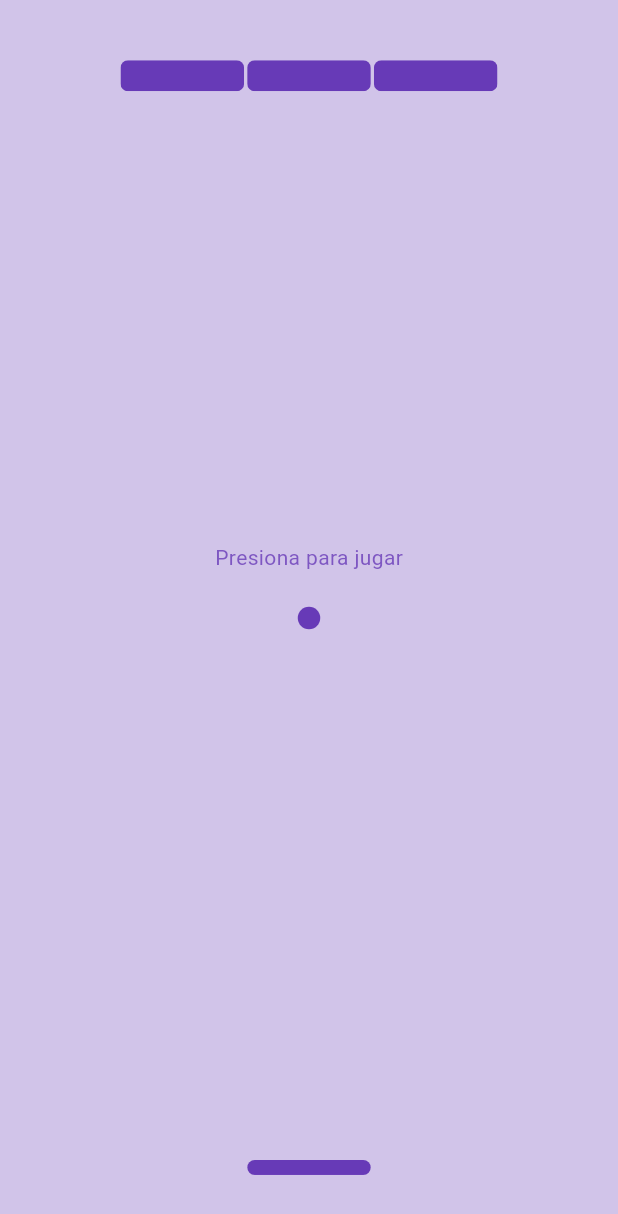
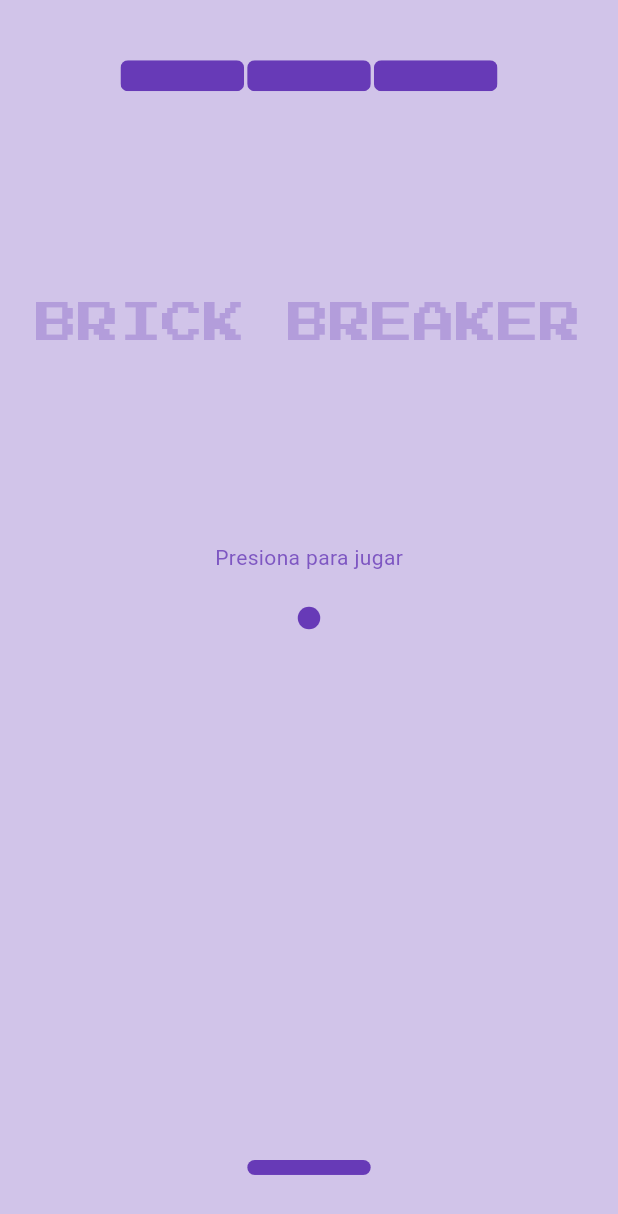
Before and after one commit to MatiasCaamal/brick_breaker, a Flutter app: the screen it shows after launch, on a phone screen of 412 x 824 dp. Shown: the top 1214 px of the screen. Run offline on Flutter 3.47's test engine with Material 3 defaults, Android fonts, the phone set to English and light mode, and no system bars; our stand-ins replace google_fonts.

Commit message:
BrickBreaker_finished

```diff
--- a/lib/coverscreen.dart
+++ b/lib/coverscreen.dart
@@ -1,20 +1,35 @@
 import 'package:flutter/material.dart';
+import 'package:google_fonts/google_fonts.dart';
 
 class CoverScreen extends StatelessWidget {
   final bool hasGameStarted;
+  final bool isGameOver;
 
-  CoverScreen({required this.hasGameStarted});
+  static var gameFont = GoogleFonts.pressStart2p(
+      textStyle: TextStyle(
+          color: Colors.deepPurple[600], letterSpacing: 0, fontSize: 28));
+
+  CoverScreen({required this.hasGameStarted, required this.isGameOver});
 
   @override
   Widget build(BuildContext context) {
     return hasGameStarted
         ? Container()
-        : Container(
-            alignment: Alignment(0, -0.1),
-            child: Text(
-              'Presiona para jugar',
-              style: TextStyle(color: Colors.deepPurple[400]),
-            ),
+        : Stack(
+            children: [
+              Container(
+                alignment: Alignment(0, -0.5),
+                child: Text(isGameOver ? '': 'BRICK BREAKER',
+                    style: gameFont.copyWith(color: Colors.deepPurple[200])),
+              ),
+              Container(
+                alignment: Alignment(0, -0.1),
+                child: Text(
+                  'Presiona para jugar',
+                  style: TextStyle(color: Colors.deepPurple[400]),
+                ),
+              ),
+            ],
           );
   }
 }
--- a/lib/gameoverscreen.dart
+++ b/lib/gameoverscreen.dart
@@ -1,18 +1,45 @@
 import 'package:flutter/material.dart';
+import 'package:google_fonts/google_fonts.dart';
 
 class GameOverScreen extends StatelessWidget {
   final bool isGameOver;
+  final function;
 
-  GameOverScreen({required this.isGameOver});
+  static var gameFont = GoogleFonts.pressStart2p(
+      textStyle: TextStyle(
+          color: Colors.deepPurple[600], letterSpacing: 0, fontSize: 28));
+
+  GameOverScreen({required this.isGameOver, this.function});
 
   @override
   Widget build(BuildContext context) {
     return isGameOver
-        ? Container(
-            alignment: Alignment(0, -0.3),
-            child: Text(
-              'G A M E  O V E R', style: TextStyle(color: Colors.deepPurple),
-            ),
+        ? Stack(
+            children: [
+              Container(
+                alignment: Alignment(0, -0.3),
+                child: Text(
+                  'G A M E  O V E R',
+                  style: gameFont,
+                ),
+              ),
+              Container(
+                alignment: Alignment(0, 0),
+                child: GestureDetector(
+                  onTap: function,
+                  child: ClipRRect(
+                    borderRadius: BorderRadius.circular(12),
+                    child: Container(
+                      color: Colors.deepPurple,
+                      child: Text(
+                        'J U E G A  D E  N U E V O',
+                        style: TextStyle(color: Colors.white),
+                      ),
+                    ),
+                  ),
+                ),
+              )
+            ],
           )
         : Container();
   }
--- a/pubspec.yaml
+++ b/pubspec.yaml
@@ -30,6 +30,8 @@ environment:
 dependencies:
   flutter:
     sdk: flutter
+  google_fonts: ^4.0.3
+  avatar_glow:
 
   # The following adds the Cupertino Icons font to your application.
   # Use with the CupertinoIcons class for iOS style icons.
```
Also changed, not shown: lib/homepage.dart (+72 -8 lines), pubspec.lock, 1 other file.
